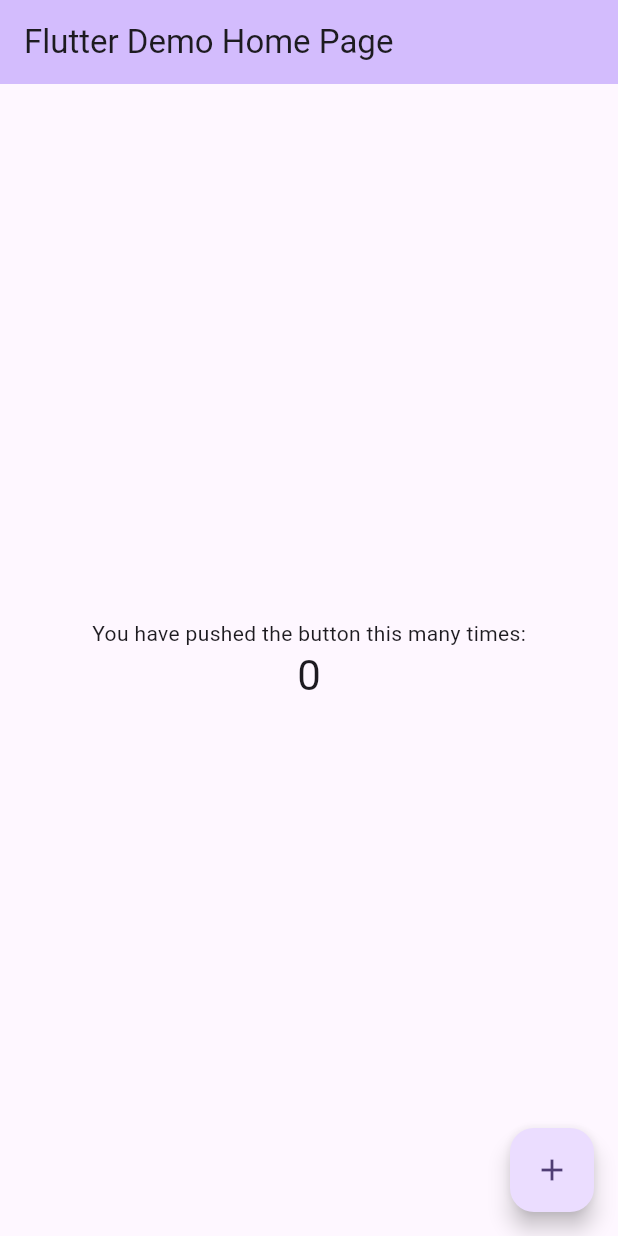
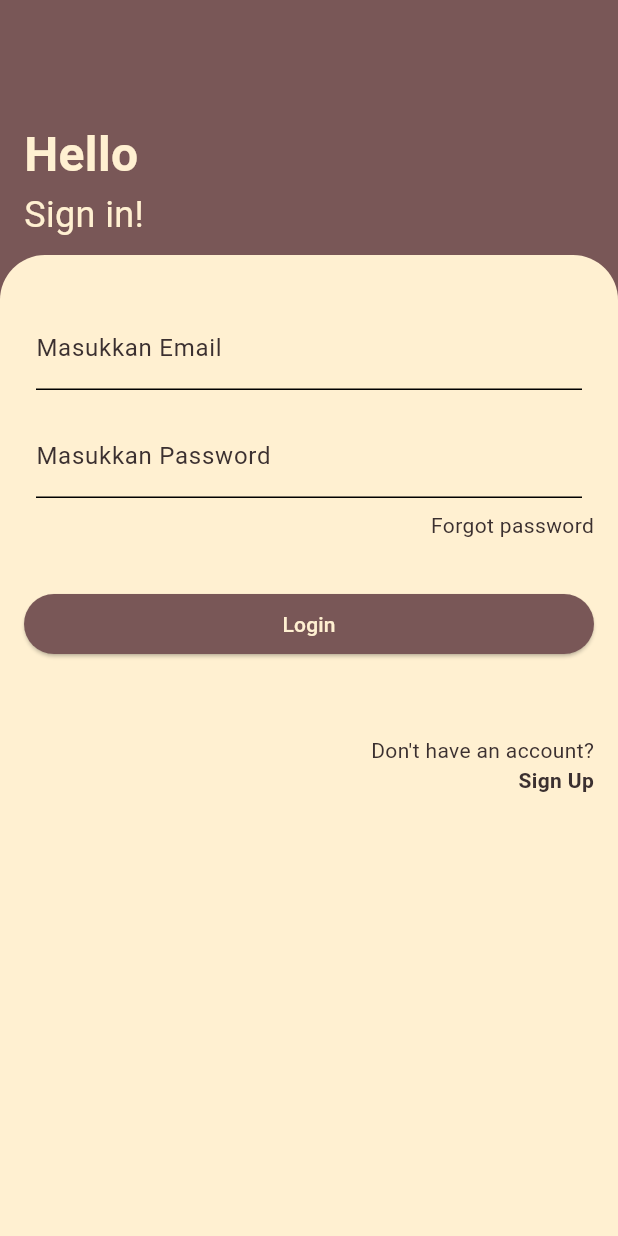
Before and after one commit to dzyy7/playvies, a Flutter app: the screen it shows after launch, on a phone screen of 412 x 824 dp. Run offline on Flutter 3.47's test engine with Material 3 defaults, Android fonts, the phone set to English and light mode, and no system bars; our stand-ins replace get.

Commit message:
update(part1)

```diff
--- a/analysis_options.yaml
+++ b/analysis_options.yaml
@@ -9,7 +9,7 @@
 # packages, and plugins designed to encourage good coding practices.
 analyzer:
   errors:
-    prefer_const_constructors: ignore
+    prefer_const_constructors: ignore ignore
 include: package:flutter_lints/flutter.yaml
 
 linter:
--- /dev/null
+++ b/lib/Controllers/dashboard_controller.dart
@@ -0,0 +1,9 @@
+import 'package:get/get.dart';
+
+class DashboardController extends GetxController{
+  var selectedIndex = 0.obs;
+
+  void changeMenu(index){
+    selectedIndex.value = index;
+  }
+}
--- /dev/null
+++ b/lib/Pages/dashboard_page.dart
@@ -0,0 +1,10 @@
+    import 'package:flutter/material.dart';
+
+class DashboardPage extends StatelessWidget {
+  const DashboardPage({super.key});
+
+  @override
+  Widget build(BuildContext context) {
+    return const Placeholder();
+  }
+}
--- a/lib/Widget/myButton.dart
+++ b/lib/Widget/myButton.dart
@@ -3,21 +3,27 @@ import 'package:flutter/material.dart';
 class MyButton extends StatelessWidget {
   final VoidCallback onPressed;
   final String text;
+  final double width; // Menambahkan parameter width
 
   const MyButton({
     Key? key,
     required this.onPressed,
     required this.text,
+    required this.width, // Menambahkan parameter opsional width
   }) : super(key: key);
 
   @override
   Widget build(BuildContext context) {
-    return ElevatedButton(
-      onPressed: onPressed,
-      child: Text(text),
-      style: ElevatedButton.styleFrom(
-          backgroundColor: const Color(0xFF664343),
-          foregroundColor: const Color(0xFFFFF0D1)),
+    return SizedBox(
+      width: width ,
+      child: ElevatedButton(
+        onPressed: onPressed,
+        child: Text(text),
+        style: ElevatedButton.styleFrom(
+          backgroundColor: const Color(0xFF795757),
+          foregroundColor: const Color(0xFFFFF0D1),
+        ),
+      ),
     );
   }
 }
--- a/lib/Widget/myTextfield.dart
+++ b/lib/Widget/myTextfield.dart
@@ -1,27 +1,42 @@
 import 'package:flutter/material.dart';
 
-class Mytextfield extends StatelessWidget {
-  final String hintText;
+class MyTextField extends StatelessWidget {
+  final String? hintText;
+  final TextEditingController? controller;
+  final bool obscureText;
+  final String? Function(String?)? validator;
+  final String? labelText;
 
-const Mytextfield({
+  const MyTextField({
     Key? key,
-    required this.hintText
+    this.hintText,
+    this.controller,
+    this.obscureText = false,
+    this.validator,
+    this.labelText,
   }) : super(key: key);
 
-    @override
+  @override
   Widget build(BuildContext context) {
     return Container(
-      margin: EdgeInsets.all(8.0),
-      child: TextField(
+      margin: const EdgeInsets.all(8.0),
+      child: TextFormField(
+        controller: controller,
+        obscureText: obscureText,
         decoration: InputDecoration(
-          border: UnderlineInputBorder(
+          hintText: hintText,
+          labelText: labelText,
+          labelStyle: TextStyle(color: Color(0xFF3B3030)),
+          enabledBorder: const UnderlineInputBorder(
+          ),
+          focusedBorder: UnderlineInputBorder(
             borderSide: BorderSide(
-              color: Colors.blue,
+              color: Color(0xFF3B3030), // Warna saat fokus
               width: 2,
             ),
           ),
-          hintText: hintText,
         ),
+        validator: validator,
       ),
     );
   }
--- /dev/null
+++ b/lib/login_page.dart
@@ -0,0 +1,159 @@
+// ignore_for_file: prefer_const_constructors, prefer_const_literals_to_create_immutables
+
+import 'package:flutter/material.dart';
+import 'package:get/get.dart';
+import 'package:playvies/Widget/myButton.dart';
+import 'package:playvies/Widget/myText.dart';
+import 'package:playvies/Widget/myTextfield.dart';
+
+class LoginPage extends StatefulWidget {
+  const LoginPage({Key? key}) : super(key: key);
+
+  @override
+  State<LoginPage> createState() => _LoginPageState();
+}
+
+class _LoginPageState extends State<LoginPage> {
+  final _formKey = GlobalKey<FormState>();
+  final _emailController = TextEditingController();
+  final _passwordController = TextEditingController();
+  final _adminPassword = 'admin';
+  final _adminEmail = 'aulia@gmail.com';
+
+  @override
+  void dispose() {
+    _emailController.dispose();
+    _passwordController.dispose();
+    super.dispose();
+  }
+
+  @override
+  Widget build(BuildContext context) {
+    return Scaffold(
+      backgroundColor: const Color(0xFF795757), // Background color
+      body: Column(
+        children: [
+          Column(
+            mainAxisAlignment: MainAxisAlignment.start,
+            crossAxisAlignment: CrossAxisAlignment.start,
+            children: [
+              const SizedBox(height: 80),
+              Padding(
+                padding: const EdgeInsets.only(left: 16.0),
+                child: Align(
+                  alignment: Alignment.centerLeft,
+                  child: myText(
+                      text: "Hello",
+                      style: TextStyle(
+                          color: Color(0xFFFFF0D1),
+                          fontWeight: FontWeight.bold,
+                          fontSize: 32)),
+                ),
+              ),
+              Padding(
+                padding: const EdgeInsets.only(left: 16.0),
+                child: Align(
+                  alignment: Alignment.centerLeft,
+                  child: myText(
+                      text: "Sign in!",
+                      style: TextStyle(color: Color(0xFFFFF0D1), fontSize: 24)),
+                ),
+              ),
+            ],
+          ),
+          SizedBox(
+            height: 10,
+          ),
+          Expanded(
+            child: Container(
+              decoration: const BoxDecoration(
+                color: Color(0xFFFFF0D1),
+                borderRadius: BorderRadius.only(
+                  topLeft: Radius.circular(30),
+                  topRight: Radius.circular(30),
+                ),
+              ),
+              child: Padding(
+                padding: const EdgeInsets.all(16.0),
+                child: Form(
+                  key: _formKey,
+                  child: Column(
+                    children: [
+                      SizedBox(
+                        height: 10,
+                      ),
+                      Container(
+                        padding: EdgeInsets.only(left: 10),
+                        alignment:
+                            Alignment.centerLeft, // Mengatur teks ke kiri
+                      ),
+                      MyTextField(
+                        controller: _emailController,
+                        labelText: 'Masukkan Email',
+                        validator: (value) {
+                          if (value == null || value.isEmpty) {
+                            return 'Please enter your email';
+                          }
+                          if (value != _adminEmail) {
+                            return 'Email tidak valid';
+                          }
+                          return null;
+                        },
+                      ),
+                      MyTextField(
+                        controller: _passwordController,
+                        labelText: 'Masukkan Password',
+                        obscureText: true,
+                        validator: (value) {
+                          if (value == null || value.isEmpty) {
+                            return 'Please enter your password';
+                          }
+                          if (value != _adminPassword) {
+                            return 'Password tidak valid';
+                          }
+                          return null;
+                        },
+                      ),
+                      Align(
+                          alignment: Alignment.centerRight,
+                          child: myText(
+                              text: "Forgot password",
+                              style: TextStyle(color: Color(0xFF3B3030)))),
+                      const SizedBox(height: 32),
+                      MyButton(
+                          onPressed: () {
+                            if (_formKey.currentState!.validate()) {
+                              Get.snackbar(
+                                'Success',
+                                'Login successful',
+                                snackPosition: SnackPosition.TOP,
+                              );
+                            }
+                          },
+                          text: "Login",
+                          width: 450),
+                      SizedBox(height: 50),
+                      Align(
+                          alignment: Alignment.centerRight,
+                          child: myText(
+                              text: "Don\'t have an account?",
+                              style: TextStyle(color: Color(0xFF3B3030)))),
+                      Align(
+                          alignment: Alignment.centerRight,
+                          child: myText(
+                            text: "Sign Up",
+                            style: TextStyle(
+                                color: Color(0xFF3B3030),
+                                fontWeight: FontWeight.bold),
+                          )),
+                    ],
+                  ),
+                ),
+              ),
+            ),
+          ),
+        ],
+      ),
+    );
+  }
+}
--- a/lib/main.dart
+++ b/lib/main.dart
@@ -1,4 +1,7 @@
 import 'package:flutter/material.dart';
+import 'package:get/get_navigation/src/root/get_material_app.dart';
+import 'package:get/get_navigation/src/routes/get_route.dart';
+import 'package:playvies/login_page.dart';
 
 void main() {
   runApp(const MyApp());
@@ -10,116 +13,11 @@
   // This widget is the root of your application.
   @override
   Widget build(BuildContext context) {
-    return MaterialApp(
-      title: 'Flutter Demo',
-      theme: ThemeData(
-        // This is the theme of your application.
-        //
-        // TRY THIS: Try running your application with "flutter run". You'll see
-        // the application has a purple toolbar. Then, without quitting the app,
-        // try changing the seedColor in the colorScheme below to Colors.green
-        // and then invoke "hot reload" (save your changes or press the "hot
-        // reload" button in a Flutter-supported IDE, or press "r" if you used
-        // the command line to start the app).
-        //
-        // Notice that the counter didn't reset back to zero; the application
-        // state is not lost during the reload. To reset the state, use hot
-        // restart instead.
-        //
-        // This works for code too, not just values: Most code changes can be
-        // tested with just a hot reload.
-        colorScheme: ColorScheme.fromSeed(seedColor: Colors.deepPurple),
-        useMaterial3: true,
-      ),
-      home: const MyHomePage(title: 'Flutter Demo Home Page'),
+    return GetMaterialApp(
+      initialRoute: '/',
+      getPages: [
+        GetPage(name: '/', page: () => LoginPage(),),
+      ],
     );
   }
 }
-
-class MyHomePage extends StatefulWidget {
-  const MyHomePage({super.key, required this.title});
-
-  // This widget is the home page of your application. It is stateful, meaning
-  // that it has a State object (defined below) that contains fields that affect
-  // how it looks.
-
-  // This class is the configuration for the state. It holds the values (in this
-  // case the title) provided by the parent (in this case the App widget) and
-  // used by the build method of the State. Fields in a Widget subclass are
-  // always marked "final".
-
-  final String title;
-
-  @override
-  State<MyHomePage> createState() => _MyHomePageState();
-}
-
-class _MyHomePageState extends State<MyHomePage> {
-  int _counter = 0;
-
-  void _incrementCounter() {
-    setState(() {
-      // This call to setState tells the Flutter framework that something has
-      // changed in this State, which causes it to rerun the build method below
-      // so that the display can reflect the updated values. If we changed
-      // _counter without calling setState(), then the build method would not be
-      // called again, and so nothing would appear to happen.
-      _counter++;
-    });
-  }
-
-  @override
-  Widget build(BuildContext context) {
-    // This method is rerun every time setState is called, for instance as done
-    // by the _incrementCounter method above.
-    //
-    // The Flutter framework has been optimized to make rerunning build methods
-    // fast, so that you can just rebuild anything that needs updating rather
-    // than having to individually change instances of widgets.
-    return Scaffold(
-      appBar: AppBar(
-        // TRY THIS: Try changing the color here to a specific color (to
-        // Colors.amber, perhaps?) and trigger a hot reload to see the AppBar
-        // change color while the other colors stay the same.
-        backgroundColor: Theme.of(context).colorScheme.inversePrimary,
-        // Here we take the value from the MyHomePage object that was created by
-        // the App.build method, and use it to set our appbar title.
-        title: Text(widget.title),
-      ),
-      body: Center(
-        // Center is a layout widget. It takes a single child and positions it
-        // in the middle of the parent.
-        child: Column(
-          // Column is also a layout widget. It takes a list of children and
-          // arranges them vertically. By default, it sizes itself to fit its
-          // children horizontally, and tries to be as tall as its parent.
-          //
-          // Column has various properties to control how it sizes itself and
-          // how it positions its children. Here we use mainAxisAlignment to
-          // center the children vertically; the main axis here is the vertical
-          // axis because Columns are vertical (the cross axis would be
-          // horizontal).
-          //
-          // TRY THIS: Invoke "debug painting" (choose the "Toggle Debug Paint"
-          // action in the IDE, or press "p" in the console), to see the
-          // wireframe for each widget.
-          mainAxisAlignment: MainAxisAlignment.center,
-          children: <Widget>[
-            const Text(
-              'You have pushed the button this many times:',
-            ),
-            Text(
-              '$_counter',
-              style: Theme.of(context).textTheme.headlineMedium,
-            ),
-          ],
-        ),
-      ),
-      floatingActionButton: FloatingActionButton(
-        onPressed: _incrementCounter,
-        tooltip: 'Increment',
-        child: const Icon(Icons.add),
-      ), // This trailing comma makes auto-formatting nicer for build methods.
-    );
-  }
-}
```
Also changed, not shown: lib/Pages/Menu/favorit_page.dart (added), lib/Pages/Menu/home_page.dart (added), lib/Pages/Menu/ongoing_page.dart (added), lib/Pages/Menu/playlist_page.dart (added).
